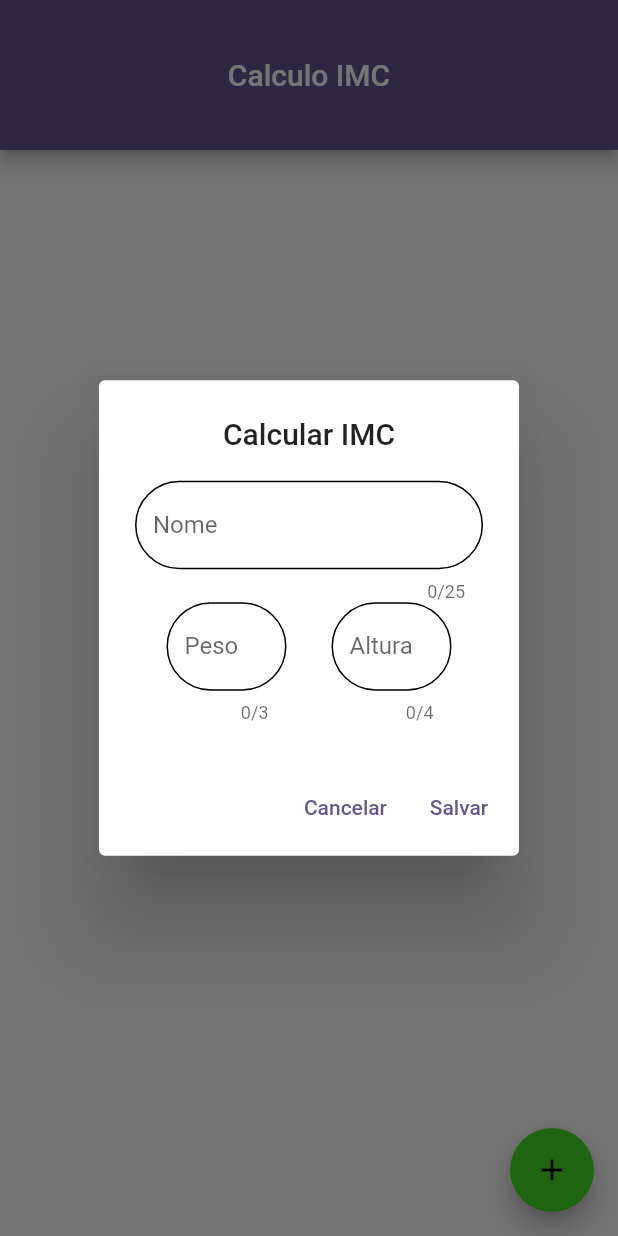
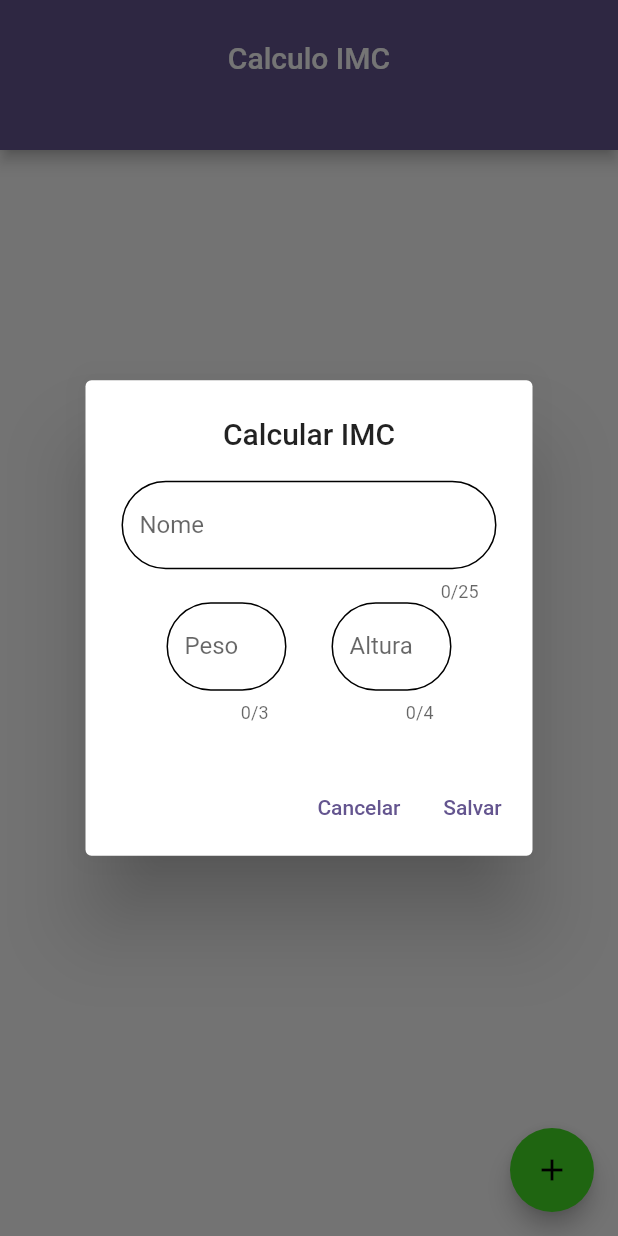
Before and after one commit to absjuniordev/calculadora_imc, a Flutter app: the screen it shows after launch, after a tap on the "add" icon, on a phone screen of 412 x 824 dp. Run offline on Flutter 3.47's test engine with Material 2 defaults, Android fonts, the phone set to English and light mode, and no system bars.

Commit message:
Initial modif

```diff
--- a/lib/model/dados_imc.dart
+++ b/lib/model/dados_imc.dart
@@ -1,5 +1,6 @@
 // ignore_for_file: public_member_api_docs, sort_constructors_first
 import 'package:flutter/material.dart';
+import 'package:intl/intl.dart';
 
 class DadosIMC {
   final String _id = UniqueKey().toString();
@@ -8,6 +9,7 @@ class DadosIMC {
   double _altura;
   double _result = 0.0;
   bool _isFavorite = false;
+  String _dateTime = DateFormat('dd/MM/yyyy HH:mm').format(DateTime.now());
 
   DadosIMC(
     this._nome,
@@ -16,6 +18,7 @@ class DadosIMC {
     this._result,
   );
 
+  String get dateTime => _dateTime;
   String get id => _id;
   double get peso => _peso;
   double get altura => _altura;
--- a/lib/pages/calculo_imc.dart
+++ b/lib/pages/calculo_imc.dart
@@ -1,7 +1,7 @@
 import 'package:calculadora_imc/model/dados_imc.dart';
 import 'package:calculadora_imc/repository/dados_imc_repositoty.dart';
+import 'package:calculadora_imc/widgets/custom_text_field.dart';
 import 'package:flutter/material.dart';
-
 import '../utils/colors_card.dart';
 import '../utils/verificacao.dart';
 
@@ -18,9 +18,7 @@ class _CalculoIMCPageState extends State<CalculoIMCPage> {
   var pesoController = TextEditingController();
   var nomeController = TextEditingController();
   var alturaController = TextEditingController();
-  var peso = 0.0;
-  var altura = 0.0;
-  var result = 0.0;
+
   bool favorite = false;
 
   @override
@@ -32,12 +30,6 @@ class _CalculoIMCPageState extends State<CalculoIMCPage> {
   obterIMC() async {
     _imc = await dadosIMCRepository.listasIMC();
     setState(() {});
-  }
-
-  double calculoIMC(double altura, double peso) {
-    result = peso / (altura * altura);
-    setState(() {});
-    return result;
   }
 
   @override
@@ -59,72 +51,38 @@ class _CalculoIMCPageState extends State<CalculoIMCPage> {
                   title:
                       const Text("Calcular IMC", textAlign: TextAlign.center),
                   content: SizedBox(
-                    width: 90,
                     child: Column(
                       mainAxisSize: MainAxisSize.min,
                       children: [
-                        TextField(
+                        CustomTextField(
                           controller: nomeController,
-                          textAlign: TextAlign.start,
-                          maxLength: 25,
-                          decoration: InputDecoration(
-                            border: OutlineInputBorder(
-                              borderSide: const BorderSide(color: Colors.black),
-                              borderRadius: BorderRadius.circular(60),
-                            ),
-                            enabledBorder: OutlineInputBorder(
-                              borderSide: const BorderSide(color: Colors.black),
-                              borderRadius: BorderRadius.circular(60),
-                            ),
+                          hintText: "Ex: João",
                           labelText: "Nome",
-                            hintText: "Ex: João",
-                          ),
+                          maxLengh: 25,
+                          width: 250,
                         ),
                         Row(
                           mainAxisSize: MainAxisSize.min,
                           children: [
                             SizedBox(
                               width: 80,
-                              child: TextField(
+                              child: CustomTextField(
                                 controller: pesoController,
-                                textAlign: TextAlign.start,
-                                maxLength: 3,
-                                decoration: InputDecoration(
-                                  border: OutlineInputBorder(
-                                    borderSide:
-                                        const BorderSide(color: Colors.black),
-                                    borderRadius: BorderRadius.circular(60),
-                                  ),
-                                  enabledBorder: OutlineInputBorder(
-                                    borderSide:
-                                        const BorderSide(color: Colors.black),
-                                    borderRadius: BorderRadius.circular(60),
-                                  ),
+                                hintText: "Ex:85",
                                 labelText: "Peso",
-                                  hintText: "Ex:85",
-                                ),
+                                maxLengh: 3,
+                                width: 80,
                               ),
                             ),
                             const SizedBox(width: 30),
                             SizedBox(
                               width: 80,
-                              child: TextField(
+                              child: CustomTextField(
                                 controller: alturaController,
-                                maxLength: 4,
-                                decoration: InputDecoration(
-                                  border: OutlineInputBorder(
-                                    borderSide:
-                                        const BorderSide(color: Colors.black),
-                                    borderRadius: BorderRadius.circular(60),
-                                  ),
-                                  enabledBorder: OutlineInputBorder(
-                                    borderSide:
-                                        const BorderSide(color: Colors.black),
-                                    borderRadius: BorderRadius.circular(60),
-                                  ),
+                                hintText: "Ex:1.85",
                                 labelText: "Altura",
-                                  hintText: "Ex:1.80",
-                                ),
+                                maxLengh: 4,
+                                width: 80,
                               ),
                             ),
                           ],
@@ -141,12 +99,16 @@ class _CalculoIMCPageState extends State<CalculoIMCPage> {
                     ),
                     TextButton(
                       onPressed: () async {
-                        peso = double.parse(pesoController.text);
-                        altura = double.parse(alturaController.text);
-                        result = calculoIMC(altura, peso);
+                        var result = DadosIMCRepository.calculoIMC(
+                            double.parse(alturaController.text),
+                            double.parse(pesoController.text));
 
                         await dadosIMCRepository.addIMC(
-                          DadosIMC(nomeController.text, peso, altura, result),
+                          DadosIMC(
+                              nomeController.text,
+                              double.parse(pesoController.text),
+                              double.parse(alturaController.text),
+                              result),
                         );
 
                         // ignore: use_build_context_synchronously
@@ -168,7 +130,10 @@ class _CalculoIMCPageState extends State<CalculoIMCPage> {
         appBar: AppBar(
           toolbarHeight: 100,
           centerTitle: true,
-          title: const Text("Calculo IMC"),
+          title: Column(children: [
+            const Text("Calculo IMC"),
+            Text(nomeController.text),
+          ]),
         ),
         body: ListView.builder(
           itemCount: _imc.length,
@@ -270,12 +235,29 @@ class _CalculoIMCPageState extends State<CalculoIMCPage> {
                           size: 30,
                         )
                       : null,
-                  title: Text(
-                    "${imc.nome} : ${verificacao(imc.result)} ",
+                  title: Row(
+                    children: [
+                      Text(
+                        "${verificacao(imc.result)} ",
                         maxLines: 2,
                         style: const TextStyle(
+                          color: Colors.black,
                           fontWeight: FontWeight.bold,
                         ),
+                      ),
+                      const Spacer(),
+                      Column(
+                        children: [
+                          Text(
+                            imc.dateTime,
+                            style: const TextStyle(
+                              color: Colors.black,
+                              fontWeight: FontWeight.bold,
+                            ),
+                          ),
+                        ],
+                      )
+                    ],
                   ),
                 ),
               ),
--- a/lib/repository/dados_imc_repositoty.dart
+++ b/lib/repository/dados_imc_repositoty.dart
@@ -2,7 +2,9 @@ import 'package:calculadora_imc/model/dados_imc.dart';
 
 class DadosIMCRepository {
   final List<DadosIMC> _imc = [];
-  double result = 0.0;
+  static double result = 0.0;
+  var peso = 0.0;
+  var altura = 0.0;
 
   addIMC(DadosIMC imc) async {
     await Future.delayed(const Duration(milliseconds: 0));
@@ -28,4 +30,10 @@ class DadosIMCRepository {
     await Future.delayed(const Duration(milliseconds: 0));
     return _imc;
   }
+
+  static double calculoIMC(double altura, double peso) {
+    result = peso / (altura * altura);
+
+    return result;
+  }
 }
--- a/lib/widgets/custom_text_field.dart
+++ b/lib/widgets/custom_text_field.dart
@@ -1,41 +1,47 @@
-// // ignore_for_file: public_member_api_docs, sort_constructors_first
-// import 'package:flutter/material.dart';
+// ignore_for_file: public_member_api_docs, sort_constructors_first, must_be_immutable
+import 'package:flutter/material.dart';
 
-// class CustomTextFiel extends StatefulWidget {
-//   String labelText;
-//   String hintText;
-//   const CustomTextFiel({
-//     Key? key,
-//     required this.labelText,
-//     required this.hintText,
-//   }) : super(key: key);
+class CustomTextField extends StatefulWidget {
+  TextEditingController controller;
+  String labelText;
+  String hintText;
+  int maxLengh;
+  double width;
+  CustomTextField({
+    Key? key,
+    required this.controller,
+    required this.labelText,
+    required this.hintText,
+    required this.maxLengh,
+    required this.width,
+  }) : super(key: key);
 
-//   @override
-//   State<CustomTextFiel> createState() => _CustomTextFielState();
-// }
+  @override
+  State<CustomTextField> createState() => _CustomTextFielState();
+}
 
-// class _CustomTextFielState extends State<CustomTextFiel> {
-//   @override
-//   Widget build(BuildContext context) {
-//     return SizedBox(
-//       width: 80,
-//       child: TextField(
-//         controller: pesoController,
-//         textAlign: TextAlign.start,
-//         maxLength: 3,
-//         decoration: InputDecoration(
-//           border: OutlineInputBorder(
-//             borderSide: const BorderSide(color: Colors.black),
-//             borderRadius: BorderRadius.circular(60),
-//           ),
-//           enabledBorder: OutlineInputBorder(
-//             borderSide: const BorderSide(color: Colors.black),
-//             borderRadius: BorderRadius.circular(60),
-//           ),
-//           labelText: labelText,
-//           hintText: "Ex:85",
-//         ),
-//       ),
-//     );
-//   }
-// }
+class _CustomTextFielState extends State<CustomTextField> {
+  @override
+  Widget build(BuildContext context) {
+    return SizedBox(
+      width: widget.width,
+      child: TextField(
+        controller: widget.controller,
+        maxLength: widget.maxLengh,
+        textAlign: TextAlign.start,
+        decoration: InputDecoration(
+          border: OutlineInputBorder(
+            borderSide: const BorderSide(color: Colors.black),
+            borderRadius: BorderRadius.circular(60),
+          ),
+          enabledBorder: OutlineInputBorder(
+            borderSide: const BorderSide(color: Colors.black),
+            borderRadius: BorderRadius.circular(60),
+          ),
+          labelText: widget.labelText,
+          hintText: widget.hintText,
+        ),
+      ),
+    );
+  }
+}
--- a/pubspec.yaml
+++ b/pubspec.yaml
@@ -13,7 +13,7 @@ dependencies:
   animated_splash_screen:
   flutter:
     sdk: flutter
-
+  intl: ^0.17.0
 
   cupertino_icons: ^1.0.2
 
```
Also changed, not shown: lib/pages/dados_cadastrai.dart (added, +51 -0 lines), lib/pages/splash_page.dart (+10 -0 lines), lib/utils/verificacao.dart (+8 -13 lines), lib/pages/homes_pages/body_pagd.dart (added), pubspec.lock. Lines whose indentation alone changed are shown as unchanged.
